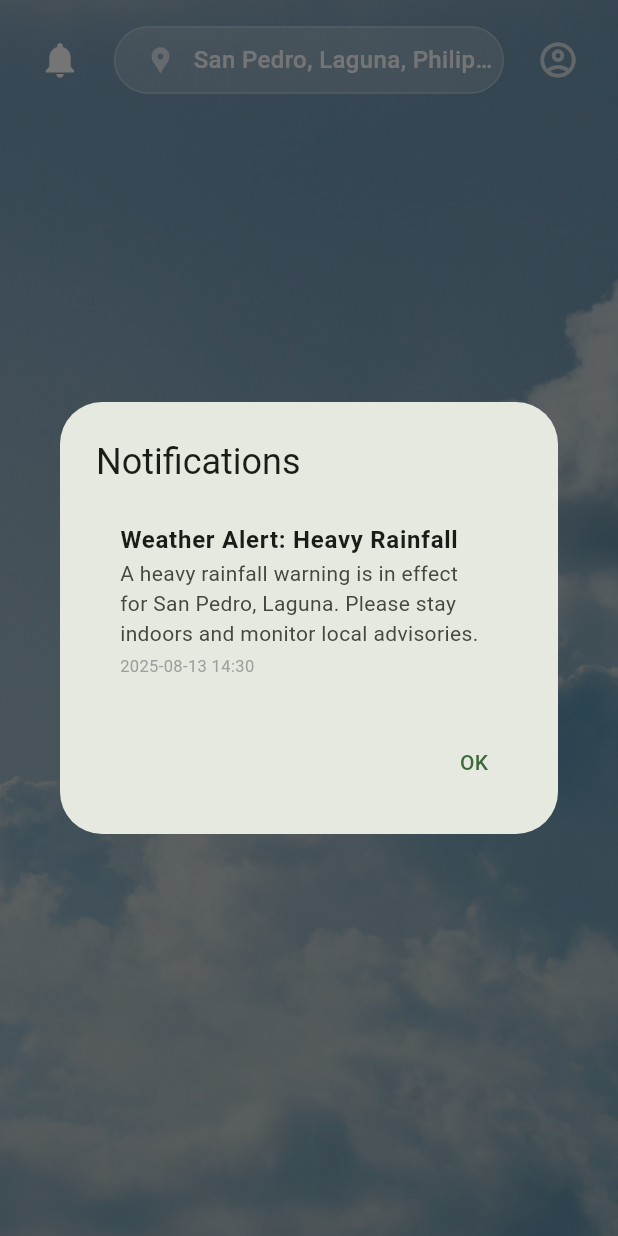
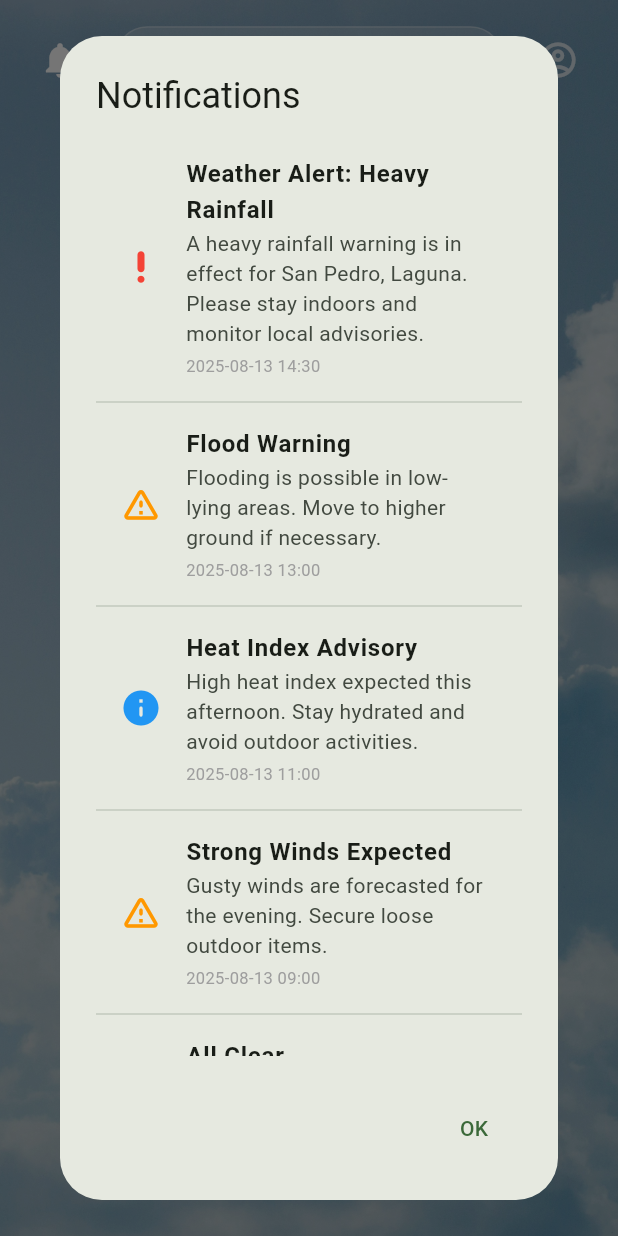
Before and after one commit to zejey/hydromet_weather_app, a Flutter app: the screen it shows after launch, after a tap on the "notifications" icon, on a phone screen of 412 x 824 dp. Run offline on Flutter 3.47's test engine with Material 3 defaults, Android fonts, the phone set to English and light mode, and no system bars; our stand-ins replace flutter_map, latlong2, shared_preferences; network calls fail.

Commit message:
adding padding making it balanced also in notif bar have a icon and charan

```diff
--- a/lib/screens/weather_screen.dart
+++ b/lib/screens/weather_screen.dart
@@ -264,9 +264,33 @@ class _WeatherScreenState extends State<WeatherScreen> with TickerProviderStateM
     {
       'title': 'Weather Alert: Heavy Rainfall',
       'body': 'A heavy rainfall warning is in effect for San Pedro, Laguna. Please stay indoors and monitor local advisories.',
-      'timestamp': '2025-08-13 14:30'
+      'timestamp': '2025-08-13 14:30',
+      'type': 'Emergency',
     },
-    // Add more alerts here or fetch from backend
+    {
+      'title': 'Flood Warning',
+      'body': 'Flooding is possible in low-lying areas. Move to higher ground if necessary.',
+      'timestamp': '2025-08-13 13:00',
+      'type': 'Warning',
+    },
+    {
+      'title': 'Heat Index Advisory',
+      'body': 'High heat index expected this afternoon. Stay hydrated and avoid outdoor activities.',
+      'timestamp': '2025-08-13 11:00',
+      'type': 'Info',
+    },
+    {
+      'title': 'Strong Winds Expected',
+      'body': 'Gusty winds are forecasted for the evening. Secure loose outdoor items.',
+      'timestamp': '2025-08-13 09:00',
+      'type': 'Warning',
+    },
+    {
+      'title': 'All Clear',
+      'body': 'No current weather hazards. Enjoy your day!',
+      'timestamp': '2025-08-13 07:00',
+      'type': 'Info',
+    },
   ];
   double _getTemperatureIntensity(double temperature) {
     // Normalize temperature to 0-1 scale for heat map intensity
@@ -484,10 +508,10 @@ class _WeatherScreenState extends State<WeatherScreen> with TickerProviderStateM
 
   Widget buildHourlyForecast() {
     return Container(
-      margin: const EdgeInsets.only(bottom: 20),
-      padding: const EdgeInsets.symmetric(vertical: 8, horizontal: 0),
+      margin: const EdgeInsets.only(bottom: 10), // Reduced bottom margin
+      padding: const EdgeInsets.symmetric(vertical: 12, horizontal: 12), // Slightly reduced padding
       decoration: BoxDecoration(
-        color: Colors.grey.shade200.withOpacity(0.85), // Match tile color
+        color: Colors.grey.shade200.withOpacity(0.85),
         borderRadius: BorderRadius.circular(18),
         border: Border.all(color: Colors.white.withOpacity(0.13)),
         boxShadow: [
@@ -503,7 +527,7 @@ class _WeatherScreenState extends State<WeatherScreen> with TickerProviderStateM
         children: [
           // Section Title with Updated badge
           Padding(
-            padding: const EdgeInsets.only(left: 16, bottom: 12, top: 16, right: 16),
+            padding: const EdgeInsets.only(left: 0, bottom: 8, top: 0, right: 0), // Less bottom padding
             child: Row(
               children: [
                 const Text(
@@ -518,7 +542,7 @@ class _WeatherScreenState extends State<WeatherScreen> with TickerProviderStateM
                 Container(
                   padding: const EdgeInsets.symmetric(horizontal: 8, vertical: 4),
                   decoration: BoxDecoration(
-                    color: Colors.white.withOpacity(0.85), // More visible tile-like color
+                    color: Colors.white.withOpacity(0.85),
                     borderRadius: BorderRadius.circular(12),
                   ),
                   child: Row(
@@ -548,9 +572,8 @@ class _WeatherScreenState extends State<WeatherScreen> with TickerProviderStateM
             ),
           ),
           Container(
-            margin: const EdgeInsets.symmetric(vertical: 8),
-            padding: const EdgeInsets.symmetric(vertical: 8, horizontal: 0),
-            // No color here, inherit from parent
+            margin: const EdgeInsets.symmetric(vertical: 4), // Less vertical margin
+            padding: const EdgeInsets.symmetric(vertical: 6, horizontal: 0), // Less vertical padding
             child: Theme(
               data: Theme.of(context).copyWith(
                 textTheme: Theme.of(context).textTheme.apply(
@@ -726,6 +749,29 @@ class _WeatherScreenState extends State<WeatherScreen> with TickerProviderStateM
   final GlobalKey _profileButtonKey = GlobalKey();
 
   // Notification dialog handler with sample admin-posted notifications
+  // Helper methods for notification icon and color
+  IconData _getNotificationIcon(String? type) {
+    switch (type) {
+      case 'Emergency':
+        return Icons.priority_high_rounded;
+      case 'Warning':
+        return Icons.warning_amber_rounded;
+      default:
+        return Icons.info_rounded;
+    }
+  }
+
+  Color _getNotificationColor(String? type) {
+    switch (type) {
+      case 'Emergency':
+        return Colors.red;
+      case 'Warning':
+        return Colors.orange;
+      default:
+        return Colors.blue;
+    }
+  }
+
   void _showNotifications() {
     showDialog(
       context: context,
@@ -743,6 +789,11 @@ class _WeatherScreenState extends State<WeatherScreen> with TickerProviderStateM
                     itemBuilder: (context, index) {
                       final notif = notifications[index];
                       return ListTile(
+                        leading: Icon(
+                          _getNotificationIcon(notif['type']),
+                          color: _getNotificationColor(notif['type']),
+                          size: 28,
+                        ),
                         title: Text(
                           notif['title'] ?? '',
                           style: const TextStyle(fontWeight: FontWeight.bold),
@@ -3333,7 +3384,7 @@ class TemperatureGraphPainter extends CustomPainter {
     }
 
     // Draw more visible horizontal grid lines for temperature reference
-    final gridLineCount = 5;
+    const gridLineCount = 5;
     final gridPaint = Paint()
       ..color = Colors.grey.withOpacity(0.35)
       ..strokeWidth = 1.0;
```
